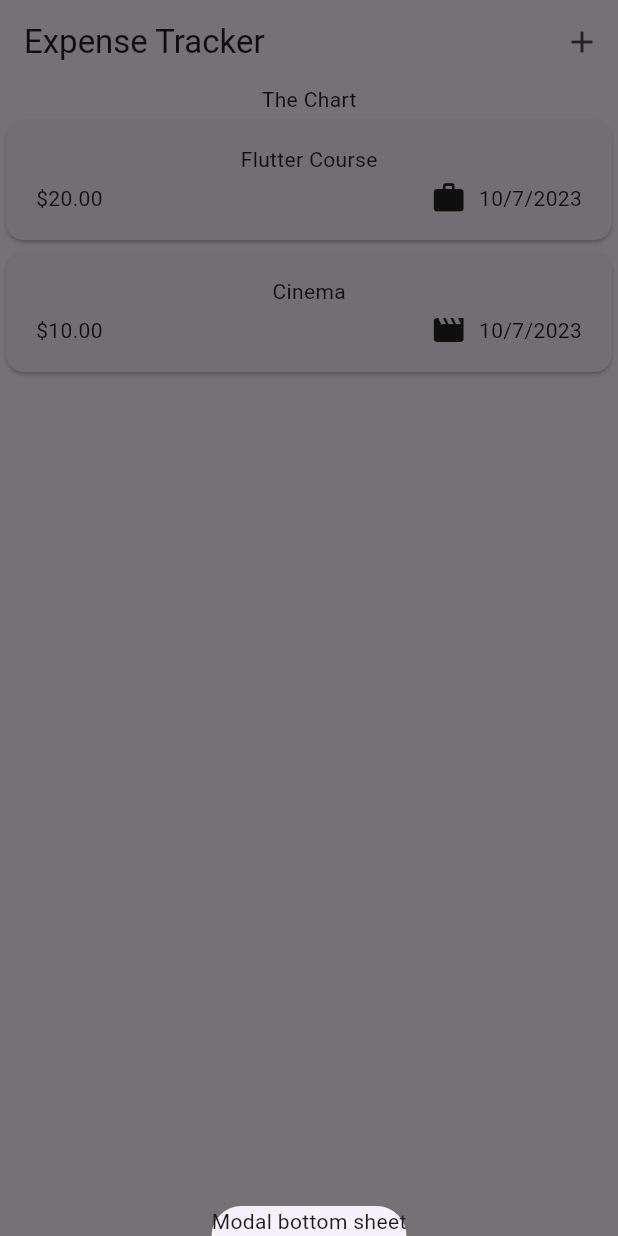
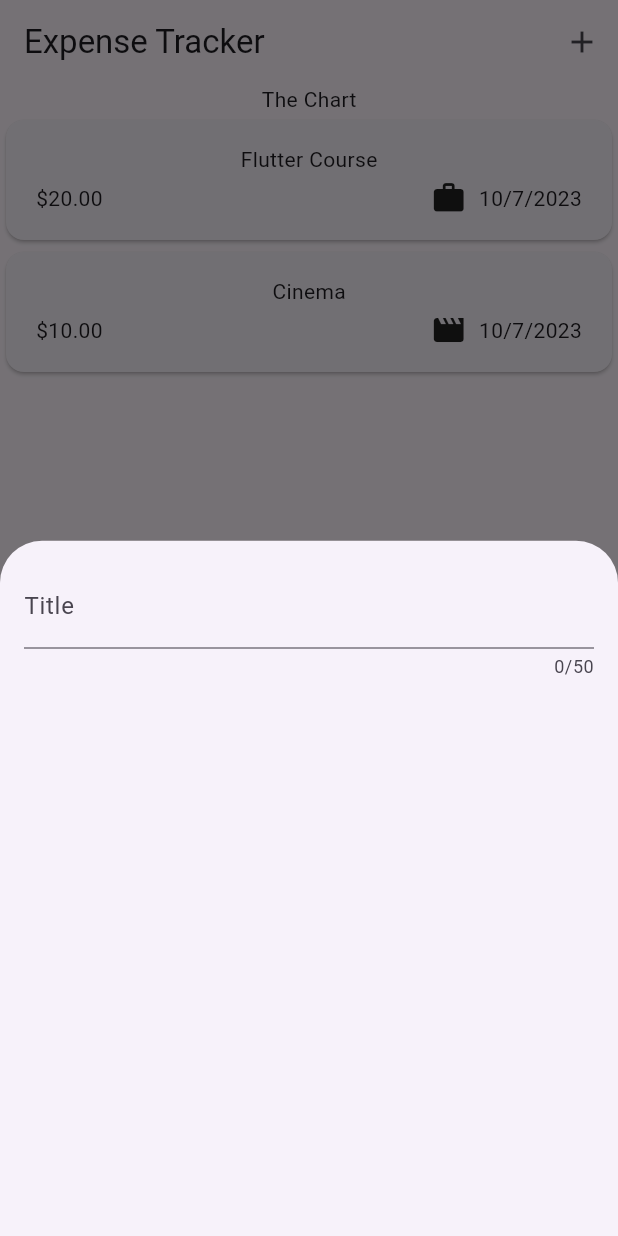
Before and after one commit to yhrjfj/expense_tracker, a Flutter app: the screen it shows after launch, after a tap on the "add" icon, on a phone screen of 412 x 824 dp. Run offline on Flutter 3.47's test engine with Material 2 defaults, Android fonts, the phone set to English and light mode, and no system bars.

Commit message:
Connect new_expense

```diff
--- a/lib/widgets/expenses.dart
+++ b/lib/widgets/expenses.dart
@@ -1,4 +1,5 @@
 import 'package:expense_tracker/widgets/expenses_list/expenses_list.dart';
+import 'package:expense_tracker/widgets/new_expense.dart';
 import 'package:flutter/material.dart';
 import 'package:expense_tracker/models/expense.dart';
 
@@ -32,7 +33,8 @@ class _ExpensesState extends State<Expenses> {
   void _openAddExpenseOverlay() {
     showModalBottomSheet(
       context: context,
-      builder: (context) => Text('Modal bottom sheet'),
+      builder: (context) => const NewExpense(),
+      // constraints: BoxConstraints.expand(width: double.infinity),
     );
   }
 
--- /dev/null
+++ b/lib/widgets/new_expense.dart
@@ -0,0 +1,27 @@
+import 'package:flutter/material.dart';
+
+class NewExpense extends StatefulWidget {
+  const NewExpense({super.key});
+
+  @override
+  State<NewExpense> createState() => _NewExpenseState();
+}
+
+class _NewExpenseState extends State<NewExpense> {
+  @override
+  Widget build(BuildContext context) {
+    return const Padding(
+      padding: EdgeInsets.all(16),
+      child: Column(
+        children: [
+          TextField(
+            maxLength: 50,
+            decoration: InputDecoration(
+              label: Text('Title'),
+            ),
+          ),
+        ],
+      ),
+    );
+  }
+}
```
